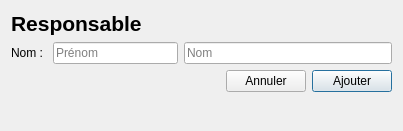
Old version of the form GUI/responsable.ui in the repository samueldrouin/PyGuide.
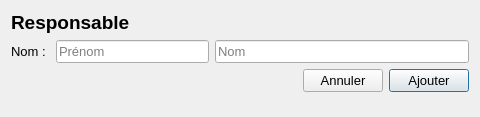
New version of the form.

Commit message: Changement de la police pour Segoe UI pour une meilleure apparence sur Windows

Patch:
```diff
--- a/GUI/responsable.ui
+++ b/GUI/responsable.ui
@@ -6,10 +6,22 @@
    <rect>
     <x>0</x>
     <y>0</y>
-    <width>403</width>
-    <height>131</height>
+    <width>480</width>
+    <height>117</height>
    </rect>
   </property>
+  <property name="minimumSize">
+   <size>
+    <width>480</width>
+    <height>117</height>
+   </size>
+  </property>
+  <property name="font">
+   <font>
+    <family>Segoe UI</family>
+    <pointsize>10</pointsize>
+   </font>
+  </property>
   <property name="windowTitle">
    <string>Responsable</string>
   </property>
@@ -24,7 +36,7 @@
      </property>
      <property name="font">
       <font>
-       <pointsize>16</pointsize>
+       <pointsize>14</pointsize>
        <weight>75</weight>
        <bold>true</bold>
       </font>
```
The commit also changes 19 other files.
